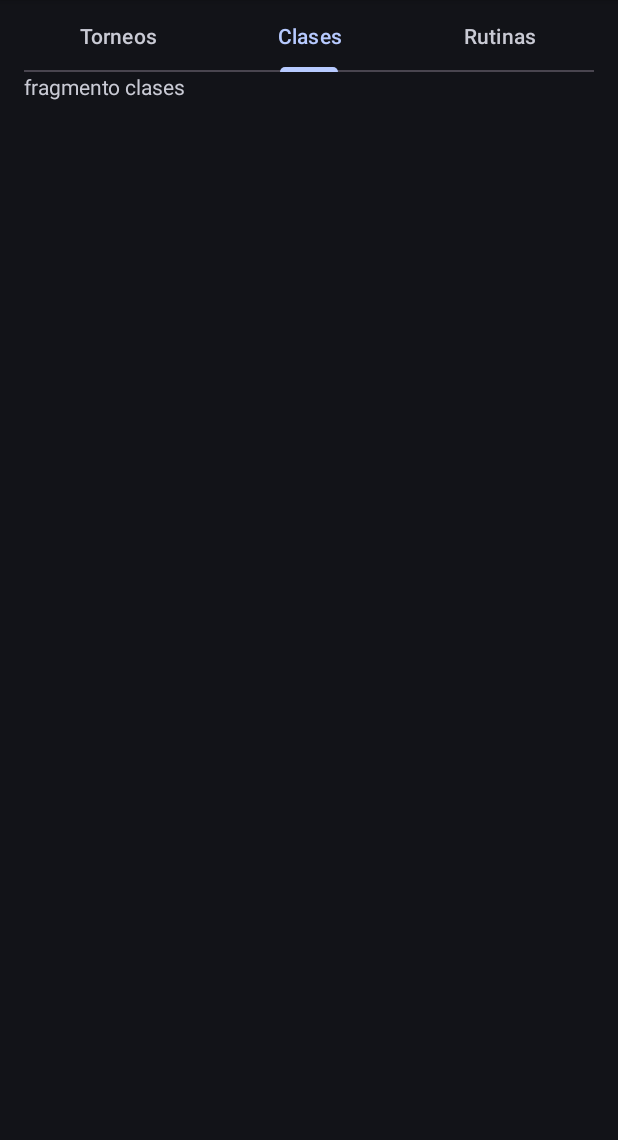
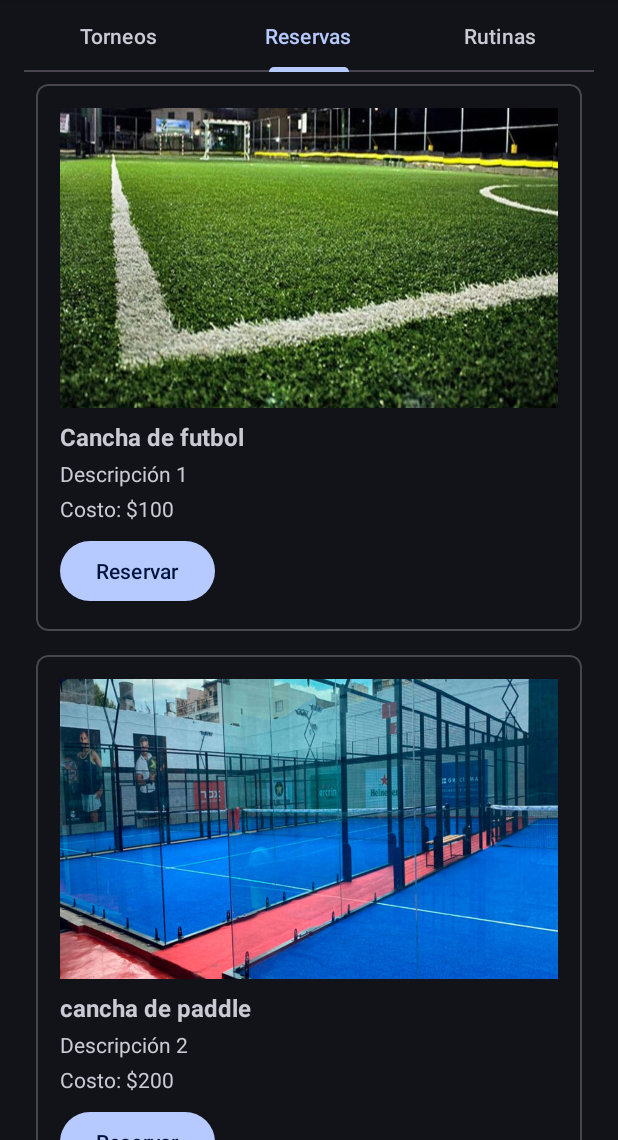
Before and after one commit to NahuelPardo89/AplicacionesMoviles, an Android app: the fragment HomeFragment shown on its own in the app's theme, tab 2 chosen, on a phone screen of 412 x 824 dp, the part 96-1236 px from its top. Run offline under Robolectric (Android 15) with nearby library versions, the phone set to English and light mode, and no system bars.

Commit message:
Fragment reservas funcionando

```diff
--- a/ampaMain/app/src/main/java/com/example/ampamain/ui/home/HomeFragment.java
+++ b/ampaMain/app/src/main/java/com/example/ampamain/ui/home/HomeFragment.java
@@ -9,9 +9,9 @@ import android.view.LayoutInflater;
 import android.view.View;
 import android.view.ViewGroup;
 import com.example.ampamain.R;
+import com.example.ampamain.ui.home.tabbed.ReservasFragment;
 import com.example.ampamain.ui.home.tabbed.SectionsPagerAdapter;
 import com.example.ampamain.ui.home.tabbed.torneosFragment;
-import com.example.ampamain.ui.home.tabbed.ClasesFragment;
 import com.example.ampamain.ui.home.tabbed.RutinasFragment;
 import com.google.android.material.tabs.TabLayout;
 import androidx.viewpager.widget.ViewPager;
@@ -27,7 +27,7 @@ public class HomeFragment extends Fragment {
 
         //  títulos de las pestañas
         sectionsPagerAdapter.addFragment(new torneosFragment(), "Torneos");
-        sectionsPagerAdapter.addFragment(new ClasesFragment(), "Clases");
+        sectionsPagerAdapter.addFragment(new ReservasFragment(), "Reservas");
         sectionsPagerAdapter.addFragment(new RutinasFragment(), "Rutinas");
 
         // Configurar el ViewPager
--- /dev/null
+++ b/ampaMain/app/src/main/java/com/example/ampamain/ui/home/Instalacion.java
@@ -0,0 +1,31 @@
+package com.example.ampamain.ui.home;
+
+public class Instalacion {
+    private String nombre;
+    private String descripcion;
+    private int imagenRecurso;
+    private String costo;
+
+    public Instalacion(String nombre, String descripcion, int imagenRecurso, String costo) {
+        this.nombre = nombre;
+        this.descripcion = descripcion;
+        this.imagenRecurso = imagenRecurso;
+        this.costo = costo;
+    }
+
+    public String getNombre() {
+        return nombre;
+    }
+
+    public String getDescripcion() {
+        return descripcion;
+    }
+
+    public int getImagenRecurso() {
+        return imagenRecurso;
+    }
+
+    public String getCosto() {
+        return costo;
+    }
+}
--- /dev/null
+++ b/ampaMain/app/src/main/java/com/example/ampamain/ui/home/InstalacionesAdapter.java
@@ -0,0 +1,67 @@
+package com.example.ampamain.ui.home;
+import android.content.Context;
+import android.view.LayoutInflater;
+import android.view.View;
+import android.view.ViewGroup;
+import android.widget.Button;
+import android.widget.ImageView;
+import android.widget.TextView;
+import androidx.annotation.NonNull;
+import androidx.recyclerview.widget.RecyclerView;
+
+import com.example.ampamain.R;
+import com.google.android.material.snackbar.Snackbar;
+import java.util.List;
+
+public class InstalacionesAdapter extends RecyclerView.Adapter<InstalacionesAdapter.InstalacionViewHolder> {
+
+    private final List<Instalacion> instalacionList;
+    private final Context context;
+
+    public InstalacionesAdapter(Context context, List<Instalacion> instalacionList) {
+        this.context = context;
+        this.instalacionList = instalacionList;
+    }
+
+    @NonNull
+    @Override
+    public InstalacionViewHolder onCreateViewHolder(@NonNull ViewGroup parent, int viewType) {
+        View itemView = LayoutInflater.from(parent.getContext())
+                .inflate(R.layout.card_item_reservas, parent, false);
+        return new InstalacionViewHolder(itemView);
+    }
+
+    @Override
+    public void onBindViewHolder(@NonNull InstalacionViewHolder holder, int position) {
+        Instalacion instalacion = instalacionList.get(position);
+        holder.nombreTextView.setText(instalacion.getNombre());
+        holder.descripcionTextView.setText(instalacion.getDescripcion());
+        holder.costoTextView.setText("Costo: $" + instalacion.getCosto());
+        holder.imagenImageView.setImageResource(instalacion.getImagenRecurso());
+        holder.reservarButton.setOnClickListener(v -> {
+            Snackbar.make(v, "Reserva Generada para " + instalacion.getNombre(), Snackbar.LENGTH_SHORT).show();
+        });
+    }
+
+    @Override
+    public int getItemCount() {
+        return instalacionList.size();
+    }
+
+    static class InstalacionViewHolder extends RecyclerView.ViewHolder {
+        final ImageView imagenImageView;
+        final TextView nombreTextView;
+        final TextView descripcionTextView;
+        final TextView costoTextView;
+        final Button reservarButton;
+
+        InstalacionViewHolder(View itemView) {
+            super(itemView);
+            imagenImageView = itemView.findViewById(R.id.instalacion_imagen);
+            nombreTextView = itemView.findViewById(R.id.instalacion_nombre);
+            descripcionTextView = itemView.findViewById(R.id.instalacion_descripcion);
+            costoTextView = itemView.findViewById(R.id.instalacion_costo);
+            reservarButton = itemView.findViewById(R.id.instalacion_reservar_boton);
+        }
+    }
+}
--- a/ampaMain/app/src/main/java/com/example/ampamain/ui/home/tabbed/ClasesFragment.java
+++ /dev/null
@@ -1,66 +0,0 @@
-package com.example.ampamain.ui.home.tabbed;
-
-import android.os.Bundle;
-
-import androidx.fragment.app.Fragment;
-
-import android.view.LayoutInflater;
-import android.view.View;
-import android.view.ViewGroup;
-
-import com.example.ampamain.R;
-
-/**
- * A simple {@link Fragment} subclass.
- * Use the {@link ClasesFragment#newInstance} factory method to
- * create an instance of this fragment.
- */
-public class ClasesFragment extends Fragment {
-
-    // TODO: Rename parameter arguments, choose names that match
-    // the fragment initialization parameters, e.g. ARG_ITEM_NUMBER
-    private static final String ARG_PARAM1 = "param1";
-    private static final String ARG_PARAM2 = "param2";
-
-    // TODO: Rename and change types of parameters
-    private String mParam1;
-    private String mParam2;
-
-    public ClasesFragment() {
-        // Required empty public constructor
-    }
-
-    /**
-     * Use this factory method to create a new instance of
-     * this fragment using the provided parameters.
-     *
-     * @param param1 Parameter 1.
-     * @param param2 Parameter 2.
-     * @return A new instance of fragment ClasesFragment.
-     */
-    // TODO: Rename and change types and number of parameters
-    public static ClasesFragment newInstance(String param1, String param2) {
-        ClasesFragment fragment = new ClasesFragment();
-        Bundle args = new Bundle();
-        args.putString(ARG_PARAM1, param1);
-        args.putString(ARG_PARAM2, param2);
-        fragment.setArguments(args);
-        return fragment;
-    }
-
-    @Override
-    public void onCreate(Bundle savedInstanceState) {
-        super.onCreate(savedInstanceState);
-        if (getArguments() != null) {
-            mParam1 = getArguments().getString(ARG_PARAM1);
-            mParam2 = getArguments().getString(ARG_PARAM2);
-        }
-    }
-
-    @Override
-    public View onCreateView(LayoutInflater inflater, ViewGroup container,
-                             Bundle savedInstanceState) {
-        // Inflate the layout for this fragment
-        return inflater.inflate(R.layout.fragment_clases, container, false);
-    }
-}
--- /dev/null
+++ b/ampaMain/app/src/main/java/com/example/ampamain/ui/home/tabbed/ReservasFragment.java
@@ -0,0 +1,45 @@
+package com.example.ampamain.ui.home.tabbed;
+
+import android.os.Bundle;
+import android.view.LayoutInflater;
+import android.view.View;
+import android.view.ViewGroup;
+import androidx.fragment.app.Fragment;
+import androidx.recyclerview.widget.LinearLayoutManager;
+import androidx.recyclerview.widget.RecyclerView;
+
+import com.example.ampamain.R;
+import com.example.ampamain.ui.home.Instalacion;
+import com.example.ampamain.ui.home.InstalacionesAdapter;
+
+import java.util.ArrayList;
+import java.util.List;
+
+public class ReservasFragment extends Fragment {
+
+    public ReservasFragment() {
+        // Required empty public constructor
+    }
+
+    @Override
+    public View onCreateView(LayoutInflater inflater, ViewGroup container,
+                             Bundle savedInstanceState) {
+        // Inflate the layout for this fragment
+        View view = inflater.inflate(R.layout.fragment_reservas, container, false);
+
+        // Crear una lista de instalaciones
+        List<Instalacion> instalacionList = new ArrayList<>();
+        // Añadir algunas instalaciones de ejemplo a la lista
+        instalacionList.add(new Instalacion("Cancha de futbol ", "Descripción 1", R.drawable.canchafutbol, "100"));
+        instalacionList.add(new Instalacion("cancha de paddle", "Descripción 2", R.drawable.canchapaddle, "200"));
+        instalacionList.add(new Instalacion("Gimnansio", "Descripción 3", R.drawable.gimnasio, "300"));
+
+        // Configurar el RecyclerView
+        RecyclerView recyclerView = view.findViewById(R.id.reservas_recycler_view);
+        InstalacionesAdapter adapter = new InstalacionesAdapter(getContext(), instalacionList);
+        recyclerView.setAdapter(adapter);
+        recyclerView.setLayoutManager(new LinearLayoutManager(getContext(), LinearLayoutManager.VERTICAL, false));
+
+        return view;
+    }
+}
--- /dev/null
+++ b/ampaMain/app/src/main/res/layout/card_item_reservas.xml
@@ -0,0 +1,56 @@
+<com.google.android.material.card.MaterialCardView xmlns:android="http://schemas.android.com/apk/res/android"
+    xmlns:app="http://schemas.android.com/apk/res-auto"
+    xmlns:tools="http://schemas.android.com/tools"
+    android:layout_width="match_parent"
+    android:layout_height="wrap_content"
+    android:layout_margin="8dp"
+    app:cardCornerRadius="8dp">
+
+    <LinearLayout
+        android:layout_width="match_parent"
+        android:layout_height="wrap_content"
+        android:orientation="vertical"
+        android:padding="16dp">
+
+        <ImageView
+            android:id="@+id/instalacion_imagen"
+            android:layout_width="match_parent"
+            android:layout_height="200dp"
+            android:scaleType="centerCrop"
+            tools:src="@tools:sample/backgrounds/scenic" />
+
+        <TextView
+            android:id="@+id/instalacion_nombre"
+            android:layout_width="wrap_content"
+            android:layout_height="wrap_content"
+            android:layout_marginTop="8dp"
+            android:text="Nombre Instalación"
+            android:textStyle="bold"
+            android:textSize="16sp" />
+
+        <TextView
+            android:id="@+id/instalacion_descripcion"
+            android:layout_width="wrap_content"
+            android:layout_height="wrap_content"
+            android:layout_marginTop="4dp"
+            android:text="Descripción Instalación"
+            android:textSize="14sp" />
+
+        <TextView
+            android:id="@+id/instalacion_costo"
+            android:layout_width="wrap_content"
+            android:layout_height="wrap_content"
+            android:layout_marginTop="4dp"
+            android:text="Costo: $0"
+            android:textSize="14sp" />
+
+        <Button
+            android:id="@+id/instalacion_reservar_boton"
+            android:layout_width="wrap_content"
+            android:layout_height="wrap_content"
+            android:layout_marginTop="8dp"
+            android:text="Reservar" />
+
+    </LinearLayout>
+
+</com.google.android.material.card.MaterialCardView>
--- a/ampaMain/app/src/main/res/layout/fragment_clases.xml
+++ /dev/null
@@ -1,14 +0,0 @@
-<?xml version="1.0" encoding="utf-8"?>
-<FrameLayout xmlns:android="http://schemas.android.com/apk/res/android"
-    xmlns:tools="http://schemas.android.com/tools"
-    android:layout_width="match_parent"
-    android:layout_height="match_parent"
-    tools:context=".ui.home.tabbed.ClasesFragment">
-
-    <!-- TODO: Update blank fragment layout -->
-    <TextView
-        android:layout_width="match_parent"
-        android:layout_height="match_parent"
-        android:text="fragmento clases" />
-
-</FrameLayout>
--- /dev/null
+++ b/ampaMain/app/src/main/res/layout/fragment_reservas.xml
@@ -0,0 +1,21 @@
+<?xml version="1.0" encoding="utf-8"?>
+<FrameLayout xmlns:android="http://schemas.android.com/apk/res/android"
+    xmlns:tools="http://schemas.android.com/tools"
+    android:layout_width="match_parent"
+    android:layout_height="match_parent"
+    tools:context=".ui.home.tabbed.ReservasFragment">
+
+    <RelativeLayout xmlns:android="http://schemas.android.com/apk/res/android"
+        xmlns:tools="http://schemas.android.com/tools"
+        android:layout_width="match_parent"
+        android:layout_height="match_parent"
+        tools:context=".ui.reservas.ReservasFragment">
+
+        <androidx.recyclerview.widget.RecyclerView
+            android:id="@+id/reservas_recycler_view"
+            android:layout_width="match_parent"
+            android:layout_height="match_parent" />
+
+    </RelativeLayout>
+
+</FrameLayout>
```
Also changed, not shown: ampaMain/app/src/main/res/drawable/canchafutbol.jpg (added), ampaMain/app/src/main/res/drawable/canchapaddle.jpg (added), ampaMain/app/src/main/res/drawable/gimnasio.jpg (added).
